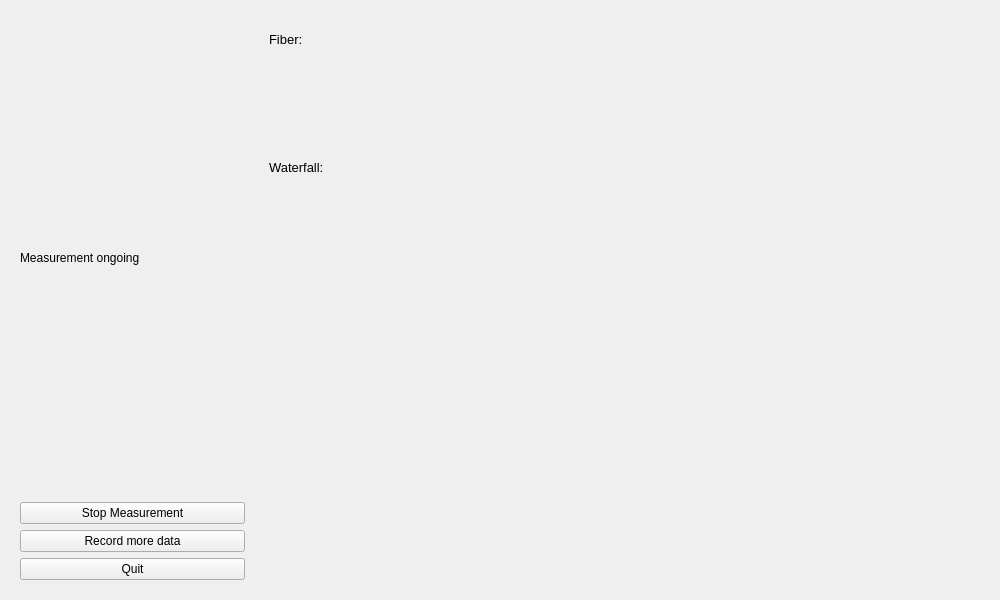
This is sequential/views/Measurement_Widget.ui in aquilesC/NanoCETPy as Qt 5 draws it before an edit. The edited form follows.
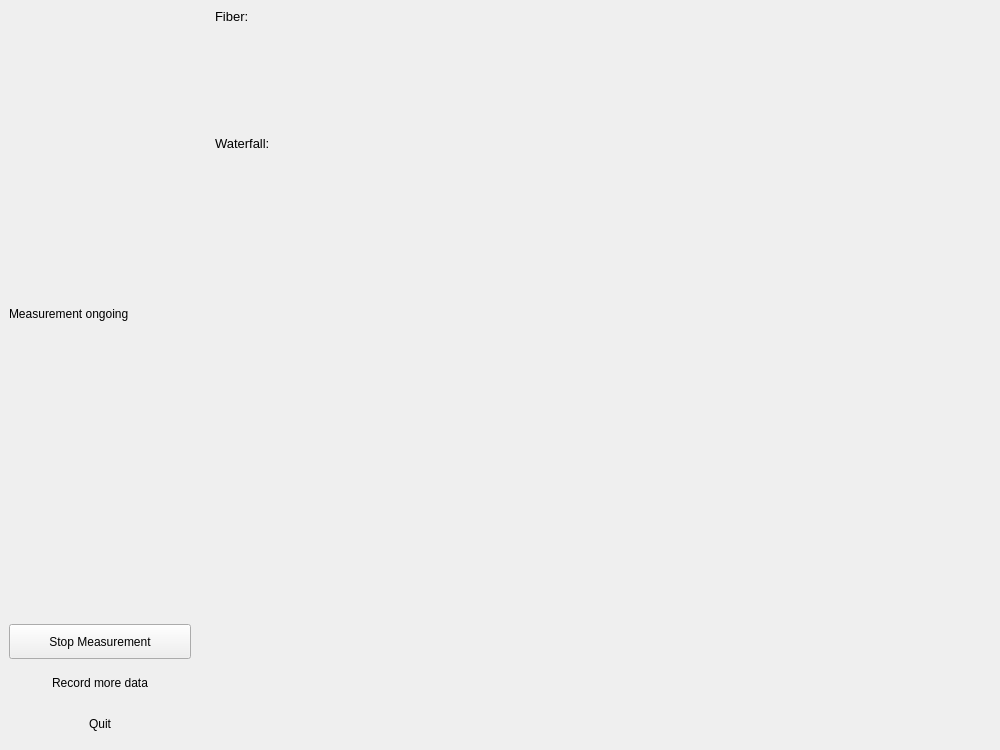
This is the edited form.

```diff
--- a/sequential/views/Measurement_Widget.ui
+++ b/sequential/views/Measurement_Widget.ui
@@ -7,21 +7,39 @@
     <x>0</x>
     <y>0</y>
     <width>1000</width>
-    <height>600</height>
+    <height>750</height>
    </rect>
   </property>
   <property name="minimumSize">
    <size>
     <width>1000</width>
-    <height>600</height>
+    <height>750</height>
    </size>
   </property>
   <property name="windowTitle">
    <string>Form</string>
   </property>
-  <layout class="QHBoxLayout" name="horizontalLayout" stretch="1,3">
+  <layout class="QHBoxLayout" name="horizontalLayout" stretch="0,3">
+   <property name="leftMargin">
+    <number>0</number>
+   </property>
+   <property name="topMargin">
+    <number>0</number>
+   </property>
+   <property name="rightMargin">
+    <number>0</number>
+   </property>
+   <property name="bottomMargin">
+    <number>0</number>
+   </property>
    <item>
-    <widget class="QWidget" name="verticalWidget" native="true">
+    <widget class="QFrame" name="frame">
+     <property name="minimumSize">
+      <size>
+       <width>200</width>
+       <height>0</height>
+      </size>
+     </property>
      <layout class="QVBoxLayout" name="verticalLayout_2">
       <item>
        <widget class="QLabel" name="label">
@@ -31,24 +49,48 @@
        </widget>
       </item>
       <item>
-       <widget class="QPushButton" name="pushButton_2">
+       <widget class="QPushButton" name="stop_button">
+        <property name="minimumSize">
+         <size>
+          <width>0</width>
+          <height>35</height>
+         </size>
+        </property>
         <property name="text">
          <string>Stop Measurement</string>
         </property>
        </widget>
       </item>
       <item>
-       <widget class="QPushButton" name="pushButton">
+       <widget class="QPushButton" name="more_button">
+        <property name="minimumSize">
+         <size>
+          <width>0</width>
+          <height>35</height>
+         </size>
+        </property>
         <property name="text">
          <string>Record more data</string>
         </property>
+        <property name="flat">
+         <bool>true</bool>
+        </property>
        </widget>
       </item>
       <item>
        <widget class="QPushButton" name="quit_button">
+        <property name="minimumSize">
+         <size>
+          <width>0</width>
+          <height>35</height>
+         </size>
+        </property>
         <property name="text">
          <string>Quit</string>
         </property>
+        <property name="flat">
+         <bool>true</bool>
+        </property>
        </widget>
       </item>
      </layout>
@@ -62,7 +104,7 @@
        <height>0</height>
       </size>
      </property>
-     <layout class="QVBoxLayout" name="verticalLayout" stretch="1,2,1,10">
+     <layout class="QVBoxLayout" name="verticalLayout" stretch="0,0,0,10">
       <item>
        <widget class="QLabel" name="label_5">
         <property name="font">
@@ -77,7 +119,29 @@
       </item>
       <item>
        <widget class="QWidget" name="microscope_widget" native="true">
-        <layout class="QVBoxLayout" name="verticalLayout_3"/>
+        <property name="minimumSize">
+         <size>
+          <width>0</width>
+          <height>100</height>
+         </size>
+        </property>
+        <property name="maximumSize">
+         <size>
+          <width>16777215</width>
+          <height>100</height>
+         </size>
+        </property>
+        <layout class="QVBoxLayout" name="verticalLayout_3">
+         <property name="leftMargin">
+          <number>0</number>
+         </property>
+         <property name="topMargin">
+          <number>0</number>
+         </property>
+         <property name="rightMargin">
+          <number>0</number>
+         </property>
+        </layout>
        </widget>
       </item>
       <item>
```
